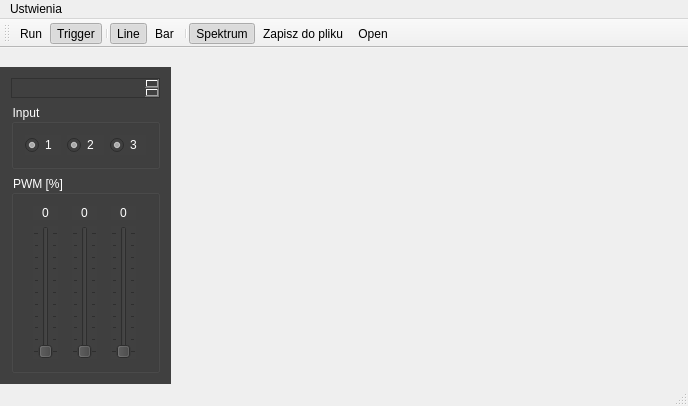
Above: mainwindow.ui from informacja/EMG before the change. Below: the same form after it.
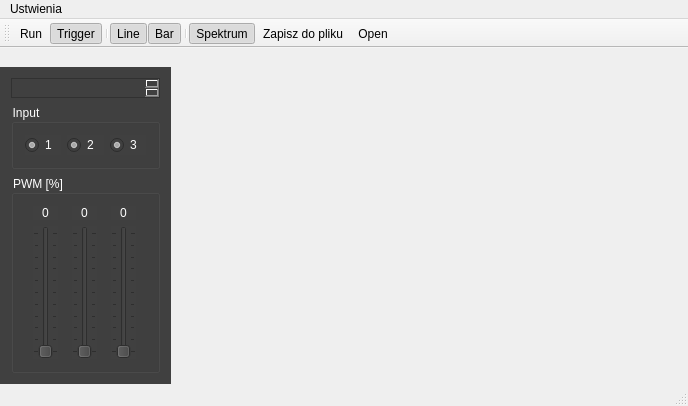
That is the form after the change. Icons and pictures are not drawn.

The edit to the form file:
```diff
--- a/mainwindow.ui
+++ b/mainwindow.ui
@@ -364,6 +364,9 @@
    <property name="checkable">
     <bool>true</bool>
    </property>
+   <property name="checked">
+    <bool>true</bool>
+   </property>
    <property name="icon">
     <iconset resource="resources.qrc">
      <normaloff>:/icons/bars.png</normaloff>:/icons/bars.png</iconset>
```
